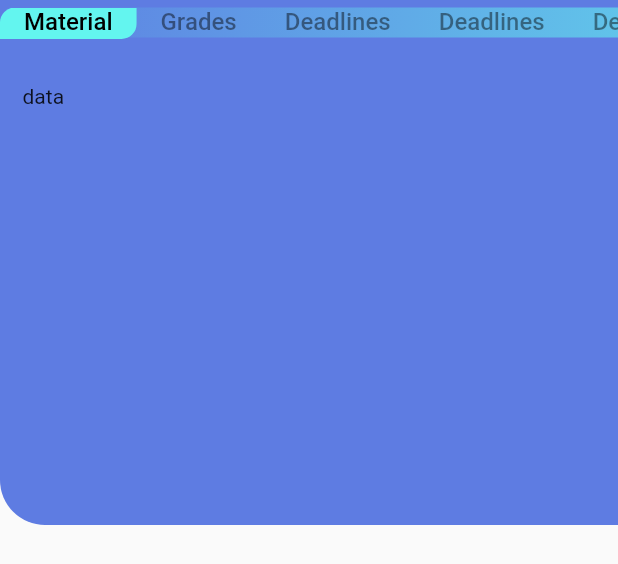
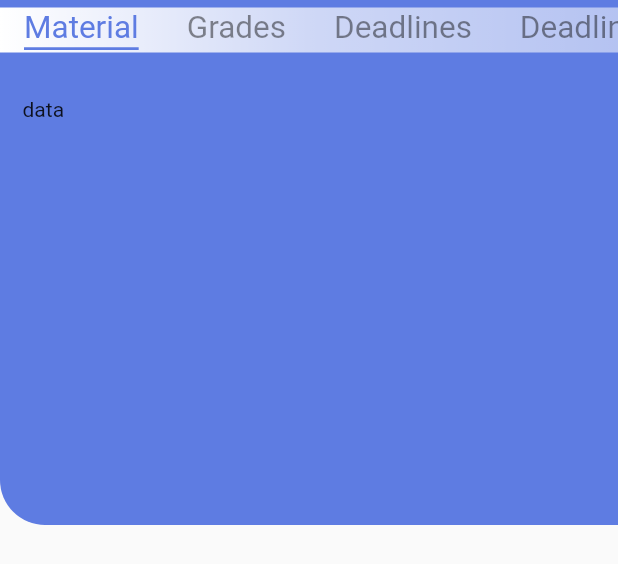
Before and after one commit to Bader-Al/University-Platform, a Flutter app: the CourseTile widget shown alone on an empty page, opened directly, on a phone screen of 412 x 824 dp. Shown: the top 564 px of the screen. Run offline on Flutter 3.47's test engine with Material 2 defaults, Android fonts, the phone set to English and light mode, and no system bars; our stand-ins replace bubble_bottom_bar, carousel_slider, flutter_swiper; network calls fail.

Commit message:
Stlye Improvements

```diff
--- a/lib/pages/homePage.dart
+++ b/lib/pages/homePage.dart
@@ -1,8 +1,5 @@
 import 'package:flutter/material.dart';
-import 'package:provider/provider.dart';
-import 'package:psu_platform/widgets/customExpansionTile.dart';
 import '../widgets/HorizentalListViewer.dart';
-import '../constants.dart';
 import '../widgets/scheduleBar.dart';
 import '../widgets/events.dart';
 
--- a/lib/widgets/HorizentalListViewer.dart
+++ b/lib/widgets/HorizentalListViewer.dart
@@ -74,7 +74,8 @@ class HorizentalDataListViewer extends StatelessWidget {
                       ),
                     ),
                   ],
-              ))
+                ),
+              ),
             ],
           ),
         ),
@@ -97,20 +98,12 @@ class _DataBlockState extends State<DataBlock> {
   bool isSelected = false;
   @override
   Widget build(BuildContext context) {
-
     isSelected =
         widget.index == Provider.of<ExpansionData>(context).selectedIndex;
     String courseTitle = "${widget.title}";
     widget.code != null ? courseTitle += " ${widget.code}" : null;
 
     Color buttonColor = Theme.of(context).primaryColor;
-
-   BorderSide circleBorder = BorderSide(width: 6, color: Colors.white);
-
-   if(isSelected){
-     buttonColor = kMainRed;
-     circleBorder = BorderSide(width: 2, color: Colors.white);
-   }
 
     return Row(
       crossAxisAlignment: CrossAxisAlignment.center,
@@ -119,11 +112,10 @@ class _DataBlockState extends State<DataBlock> {
           width: 100,
           child: FlatButton(
               padding: EdgeInsets.all(15),
-              splashColor: kMainRed,
+              splashColor: Theme.of(context).accentColor,
               highlightColor: Theme.of(context).accentColor,
               color: buttonColor,
-              shape:
-                  CircleBorder(side: circleBorder),
+              shape: CircleBorder(side: isSelected? BorderSide(width: 2, color: Colors.white): BorderSide(width: 4, color: Theme.of(context).primaryColor) ),
               child: Center(
                 child: widget.section != null
                     ? Column(
@@ -155,7 +147,7 @@ class _DataBlockState extends State<DataBlock> {
                         style: kHorizentalListObjectMedium,
                       ),
               ),
-              onPressed: () {
+              onPressed: widget.title==null? (){} : () {
                 if (Provider.of<ExpansionData>(context).selectedIndex == null) {
                   setState(() {
                     print("object1");
@@ -171,9 +163,11 @@ class _DataBlockState extends State<DataBlock> {
                     Provider.of<ExpansionData>(context).switchExpansion();
                   });
                 } else {
-                  setState(() {
+                  setState(
+                    () {
                       print("object3");
-                    Provider.of<ExpansionData>(context).setSelectedIndex(widget.index);
+                      Provider.of<ExpansionData>(context)
+                          .setSelectedIndex(widget.index);
                     },
                   );
                 }
@@ -229,7 +223,7 @@ class _CourseTileState extends State<CourseTile> with TickerProviderStateMixin {
       initialIndex: 0,
       child: Container(
         width: double.infinity,
-        height:350,
+        height: 350,
         decoration: BoxDecoration(
             color: Theme.of(context).primaryColor,
             borderRadius: BorderRadius.only(
@@ -238,14 +232,15 @@ class _CourseTileState extends State<CourseTile> with TickerProviderStateMixin {
           children: <Widget>[
             Padding(
               padding: const EdgeInsets.symmetric(vertical: 5),
-              child: Stack(alignment: Alignment.topCenter, children: [
+              child: Stack(alignment: Alignment.center, children: [
                 Container(
-                  //color: Theme.of(context).accentColor,
                   decoration: BoxDecoration(
-                    //color: Colors.white
-                    gradient: kMainLinearInverse
-                    ),
-                  height: 20,
+                      gradient: LinearGradient(colors: [
+                    Colors.white,
+                    Colors.white70,
+                    Colors.white54
+                  ])),
+                  height: 30,
                 ),
                 TabBar(
                   controller: _tabController,
@@ -258,16 +253,18 @@ class _CourseTileState extends State<CourseTile> with TickerProviderStateMixin {
                     Text("Deadlines"),
                     Text("Deadlines")
                   ],
-                  labelStyle: TextStyle(
-                    fontSize: 16,
-                  ),
-                  labelColor: Colors.black,
+                  labelStyle:
+                      TextStyle(fontSize: 21, fontWeight: FontWeight.w400),
+                  labelColor: Theme.of(context).primaryColor,
                   unselectedLabelColor: Colors.black45,
-                  indicator: BoxDecoration(
-                    color: Theme.of(context).accentColor,
+                  indicatorColor: Theme.of(context).primaryColor,
+                  indicatorSize: TabBarIndicatorSize.label,
+                  indicatorWeight: 2.0,
+                  // indicator: BoxDecoration(
+                  //   color: Theme.of(context).accentColor,
 
-                    borderRadius: BorderRadius.only(bottomRight: Radius.circular(10) , topLeft: Radius.circular(10)),
-                  ),
+                  //   borderRadius: BorderRadius.only(bottomRight: Radius.circular(10) , topLeft: Radius.circular(10)),
+                  // ),
                 ),
               ]),
             ),
```
Also changed, not shown: lib/pages/feedPage.dart (+18 -13 lines), lib/widgets/customExpansionTile.dart (+6 -3 lines). Lines whose indentation alone changed are shown as unchanged.
